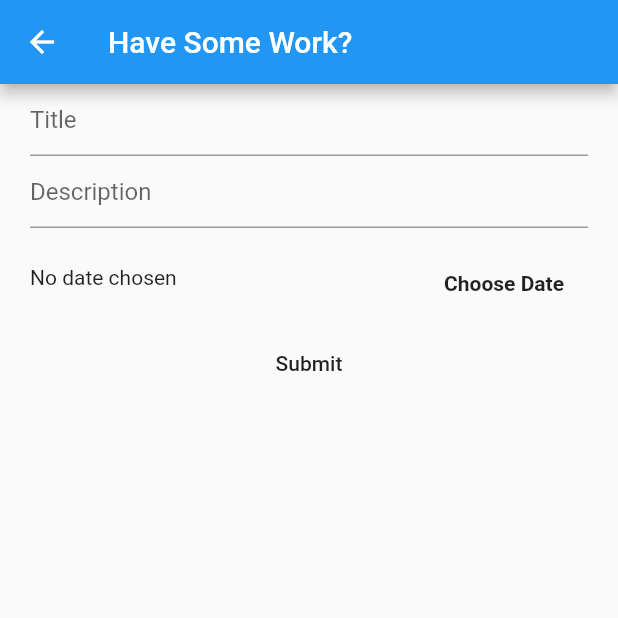
After one commit to lomadapraveenreddy/ToDo-Application, a Flutter app: the NewToDo screen opened by its route, after a tap on "Submit", on a phone screen of 412 x 824 dp, the top half of it. The commit adds this screen. Run offline on Flutter 3.47's test engine with Material 2 defaults, Android fonts, the phone set to English and light mode, and no system bars; our stand-ins replace bloc, flutter_bloc.

Commit message:
added new to do route

```diff
--- a/todo/lib/main.dart
+++ b/todo/lib/main.dart
@@ -18,6 +18,7 @@ class MyApp extends StatelessWidget {
         ),
         routes: {
           '/': (context) => HomePage(),
+          NewToDo.routeName:(context)=>NewToDo(),
         },
         initialRoute: '/',
       ),
--- a/todo/lib/models/todo.dart
+++ b/todo/lib/models/todo.dart
@@ -1,5 +1,6 @@
 class ToDoModel{
   final String id;
+  bool isCompleted=false;
   String title;
   String description;
   DateTime deadline;
--- a/todo/lib/routes/all_routes.dart
+++ b/todo/lib/routes/all_routes.dart
@@ -1 +1,2 @@
 export './intial_route.dart';
+export './new_to_do.dart';
--- a/todo/lib/routes/intial_route.dart
+++ b/todo/lib/routes/intial_route.dart
@@ -1,6 +1,8 @@
 import 'package:flutter/material.dart';
 import 'package:flutter_bloc/flutter_bloc.dart';
 
+
+import '../routes/all_routes.dart';
 import '../widgets/to_do_card.dart';
 import '../to_do_bloc/to_do_bloc.dart';
 
@@ -23,6 +25,12 @@ class HomePage extends StatelessWidget {
               itemCount: state.todoList.length,
             );
           }),
+      floatingActionButton: FloatingActionButton(
+        child: Icon(Icons.add),
+        onPressed: () => Navigator.of(context).pushNamed(
+          NewToDo.routeName,
+        ),
+      ),
     );
   }
 }
--- /dev/null
+++ b/todo/lib/routes/new_to_do.dart
@@ -0,0 +1,110 @@
+import 'package:flutter/material.dart';
+import 'package:flutter_bloc/flutter_bloc.dart';
+import 'package:todo/models/todo.dart';
+
+import '../to_do_bloc/to_do_bloc.dart';
+import 'package:intl/intl.dart';
+
+//This Route helps us to add a to do.....
+class NewToDo extends StatefulWidget {
+  static String routeName = '/newToDo';
+
+  @override
+  _NewToDoState createState() => _NewToDoState();
+}
+
+class _NewToDoState extends State<NewToDo> {
+  final titleController = TextEditingController();
+  final descriptionController = TextEditingController();
+  DateTime _selectedDate;
+  void addEventIfPossible() {
+    String title = titleController.text;
+    String description = descriptionController.text;
+    if (title != null && _selectedDate != null) {
+      Navigator.of(context).pop();
+      BlocProvider.of<ToDoBloc>(context).newToDo(ToDoModel(
+        title: title,
+        description: description,
+        deadline: _selectedDate,
+      ));
+    }
+  }
+
+  void _presentDatePicker() {
+    showDatePicker(
+            context: context,
+            initialDate: DateTime.now().add(Duration(days: 1)),
+            firstDate: DateTime(2019),
+            lastDate: DateTime.now().add(Duration(days: 365)))
+        .then((pickedDate) {
+      if (pickedDate == null) {
+
+        return;
+      }
+      setState(() {
+
+        _selectedDate = pickedDate;
+      });
+    });
+  }
+
+  @override
+  Widget build(BuildContext context) {
+    return Scaffold(
+      appBar: AppBar(
+        title: Text('Have Some Work?'),
+      ),
+      body: Column(
+        children: <Widget>[
+          Padding(
+            padding: const EdgeInsets.symmetric(horizontal: 20),
+            child: TextField(
+              controller: titleController,
+              onSubmitted: (_) => addEventIfPossible(),
+              decoration: InputDecoration(
+                hintText: 'Title',
+              ),
+            ),
+          ),
+          Padding(
+            padding: const EdgeInsets.symmetric(horizontal: 20),
+            child: TextField(
+              controller: descriptionController,
+              onSubmitted: (_) => addEventIfPossible(),
+              decoration: InputDecoration(
+                hintText: 'Description',
+              ),
+            ),
+          ),
+          Padding(
+            padding: const EdgeInsets.symmetric(horizontal: 20, vertical: 5),
+            child: Row(
+              mainAxisAlignment: MainAxisAlignment.spaceBetween,
+              children: <Widget>[
+                Text(
+                  _selectedDate == null
+                      ? 'No date chosen'
+                      : 'Date Chosen: ' +
+                          DateFormat.yMMMd().format(_selectedDate),
+                ),
+                Container(
+                  margin: EdgeInsets.only(top: 8),
+                  child: FlatButton(
+                    child: Text(
+                      'Choose Date',
+                      style: TextStyle(
+                        fontWeight: FontWeight.bold,
+                      ),
+                    ),
+                    onPressed: _presentDatePicker,
+                  ),
+                ),
+              ],
+            ),
+          ),
+          FlatButton(onPressed: addEventIfPossible, child: Text('Submit')),
+        ],
+      ),
+    );
+  }
+}
--- a/todo/lib/to_do_bloc/to_do_bloc.dart
+++ b/todo/lib/to_do_bloc/to_do_bloc.dart
@@ -1,6 +1,7 @@
 import 'dart:async';
 
 import 'package:bloc/bloc.dart';
+import 'package:flutter/cupertino.dart';
 import 'package:meta/meta.dart';
 import '../models/todo.dart';
 
@@ -11,6 +12,11 @@ class ToDoBloc extends Bloc<ToDoEvent, ToDoState> {
   @override
   ToDoState get initialState => ToDoInitial();
 
+  void newToDo(toDoObject)
+  {
+    add(AddToDoEvent(toDoObject));
+  }
+
   @override
   Stream<ToDoState> mapEventToState(
     ToDoEvent event,
@@ -19,5 +25,9 @@ class ToDoBloc extends Bloc<ToDoEvent, ToDoState> {
     {
       yield state;
     }
+    else if(event is AddToDoEvent)
+    {
+      yield ToDoListState(state.todoList..insert(0,event.toDoObject),);
+    }
   }
 }
--- a/todo/lib/to_do_bloc/to_do_event.dart
+++ b/todo/lib/to_do_bloc/to_do_event.dart
@@ -4,3 +4,10 @@ part of 'to_do_bloc.dart';
 abstract class ToDoEvent {}
 
 class GetToDoEvent extends ToDoEvent{}
+
+
+
+class AddToDoEvent extends ToDoEvent{
+  final toDoObject;
+  AddToDoEvent(this.toDoObject);
+}
--- a/todo/lib/to_do_bloc/to_do_state.dart
+++ b/todo/lib/to_do_bloc/to_do_state.dart
@@ -2,14 +2,21 @@ part of 'to_do_bloc.dart';
 
 @immutable
 abstract class ToDoState {
+
   final todoList=[];
 }
 
 class ToDoInitial extends ToDoState {
-  @override
+
   final todoList=[
     ToDoModel(id: '1',title: 'Work 1',description: 'des 1',deadline: DateTime.now()),
     ToDoModel(id: '2',title: 'Work 2',description: 'des 2',deadline: DateTime.now()),
     ToDoModel(id: '3',title: 'Work 3',description: 'des 3',deadline: DateTime.now()),
   ];
 }
+class LoadingState extends ToDoState{}
+
+class ToDoListState extends ToDoState{
+  final todoList;
+  ToDoListState(this.todoList);
+}
```
